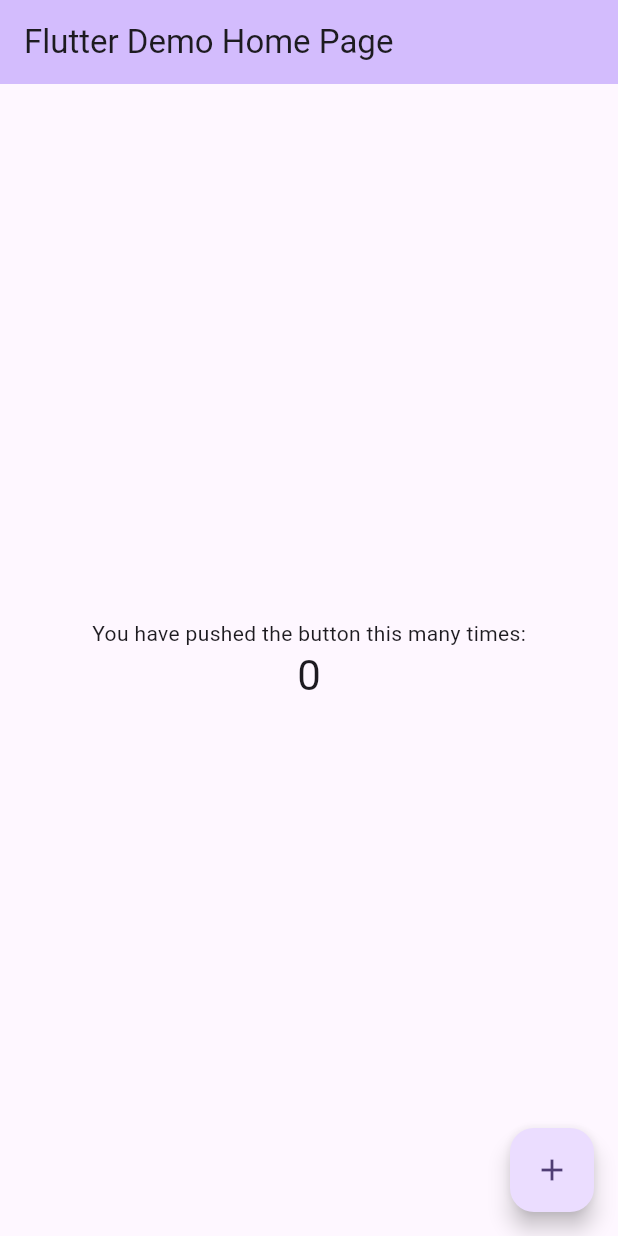
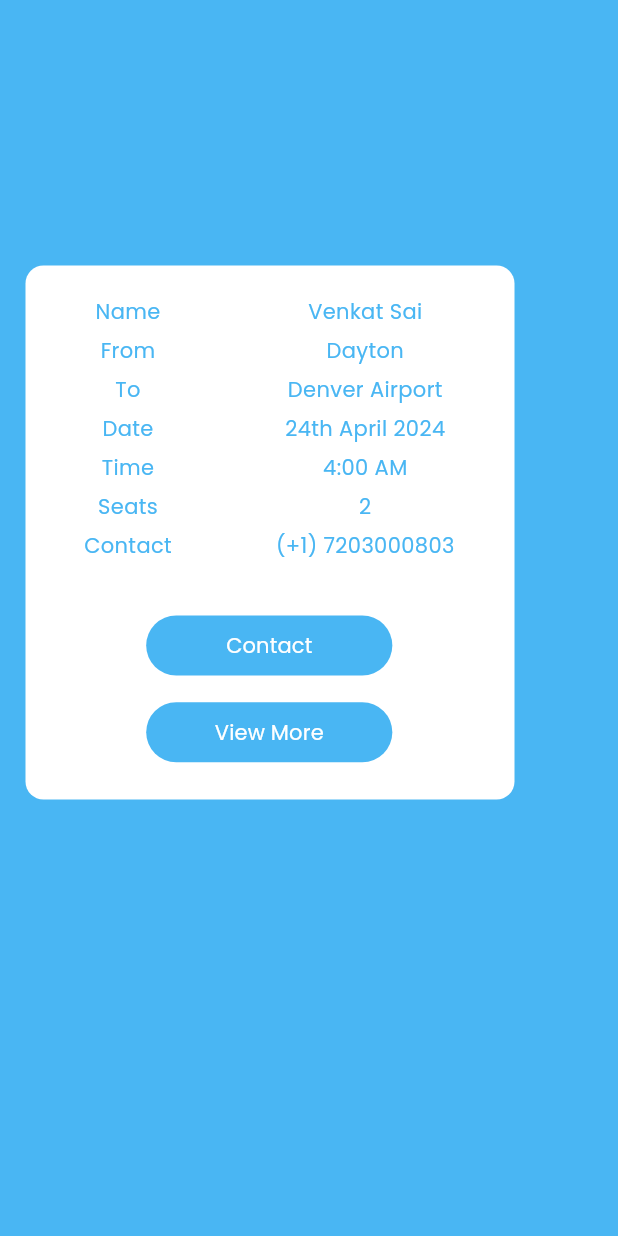
Before and after one commit to NewTab-Technnologies/Ride-Bhaiya, a Flutter app: the screen it shows after launch, on a phone screen of 412 x 824 dp. Run offline on Flutter 3.47's test engine with Material 3 defaults, Android fonts, the phone set to English and light mode, and no system bars.

Commit message:
Update-Schedule-Tile

```diff
--- a/lib/main.dart
+++ b/lib/main.dart
@@ -1,125 +1,21 @@
 import 'package:flutter/material.dart';
+import 'package:ridebhaiya/screens/request_ride_schedule_tile.dart';
 
-void main() {
+void main()
+{
   runApp(const MyApp());
 }
 
-class MyApp extends StatelessWidget {
+class MyApp extends StatelessWidget
+{
   const MyApp({super.key});
 
-  // This widget is the root of your application.
   @override
-  Widget build(BuildContext context) {
-    return MaterialApp(
-      title: 'Flutter Demo',
-      theme: ThemeData(
-        // This is the theme of your application.
-        //
-        // TRY THIS: Try running your application with "flutter run". You'll see
-        // the application has a purple toolbar. Then, without quitting the app,
-        // try changing the seedColor in the colorScheme below to Colors.green
-        // and then invoke "hot reload" (save your changes or press the "hot
-        // reload" button in a Flutter-supported IDE, or press "r" if you used
-        // the command line to start the app).
-        //
-        // Notice that the counter didn't reset back to zero; the application
-        // state is not lost during the reload. To reset the state, use hot
-        // restart instead.
-        //
-        // This works for code too, not just values: Most code changes can be
-        // tested with just a hot reload.
-        colorScheme: ColorScheme.fromSeed(seedColor: Colors.deepPurple),
-        useMaterial3: true,
-      ),
-      home: const MyHomePage(title: 'Flutter Demo Home Page'),
+  Widget build(BuildContext context)
+  {
+    return const MaterialApp
+    (
+      home: ScheduleTile(),
     );
   }
 }
-
-class MyHomePage extends StatefulWidget {
-  const MyHomePage({super.key, required this.title});
-
-  // This widget is the home page of your application. It is stateful, meaning
-  // that it has a State object (defined below) that contains fields that affect
-  // how it looks.
-
-  // This class is the configuration for the state. It holds the values (in this
-  // case the title) provided by the parent (in this case the App widget) and
-  // used by the build method of the State. Fields in a Widget subclass are
-  // always marked "final".
-
-  final String title;
-
-  @override
-  State<MyHomePage> createState() => _MyHomePageState();
-}
-
-class _MyHomePageState extends State<MyHomePage> {
-  int _counter = 0;
-
-  void _incrementCounter() {
-    setState(() {
-      // This call to setState tells the Flutter framework that something has
-      // changed in this State, which causes it to rerun the build method below
-      // so that the display can reflect the updated values. If we changed
-      // _counter without calling setState(), then the build method would not be
-      // called again, and so nothing would appear to happen.
-      _counter++;
-    });
-  }
-
-  @override
-  Widget build(BuildContext context) {
-    // This method is rerun every time setState is called, for instance as done
-    // by the _incrementCounter method above.
-    //
-    // The Flutter framework has been optimized to make rerunning build methods
-    // fast, so that you can just rebuild anything that needs updating rather
-    // than having to individually change instances of widgets.
-    return Scaffold(
-      appBar: AppBar(
-        // TRY THIS: Try changing the color here to a specific color (to
-        // Colors.amber, perhaps?) and trigger a hot reload to see the AppBar
-        // change color while the other colors stay the same.
-        backgroundColor: Theme.of(context).colorScheme.inversePrimary,
-        // Here we take the value from the MyHomePage object that was created by
-        // the App.build method, and use it to set our appbar title.
-        title: Text(widget.title),
-      ),
-      body: Center(
-        // Center is a layout widget. It takes a single child and positions it
-        // in the middle of the parent.
-        child: Column(
-          // Column is also a layout widget. It takes a list of children and
-          // arranges them vertically. By default, it sizes itself to fit its
-          // children horizontally, and tries to be as tall as its parent.
-          //
-          // Column has various properties to control how it sizes itself and
-          // how it positions its children. Here we use mainAxisAlignment to
-          // center the children vertically; the main axis here is the vertical
-          // axis because Columns are vertical (the cross axis would be
-          // horizontal).
-          //
-          // TRY THIS: Invoke "debug painting" (choose the "Toggle Debug Paint"
-          // action in the IDE, or press "p" in the console), to see the
-          // wireframe for each widget.
-          mainAxisAlignment: MainAxisAlignment.center,
-          children: <Widget>[
-            const Text(
-              'You have pushed the button this many times:',
-            ),
-            Text(
-              '$_counter',
-              style: Theme.of(context).textTheme.headlineMedium,
-            ),
-          ],
-        ),
-      ),
-      floatingActionButton: FloatingActionButton(
-        onPressed: _incrementCounter,
-        tooltip: 'Increment',
-        child: const Icon(Icons.add),
-      ), // This trailing comma makes auto-formatting nicer for build methods.
-    );
-  }
-}
--- /dev/null
+++ b/lib/screens/request_ride_schedule_tile.dart
@@ -0,0 +1,154 @@
+import 'package:flutter/material.dart';
+
+class ScheduleTile extends StatefulWidget
+{
+  const ScheduleTile ({super.key});
+
+  @override
+  State<ScheduleTile> createState() => _ScheduleTileState();
+}
+
+class _ScheduleTileState extends State<ScheduleTile>
+{
+  List <String> parameters = ["Name", "From", "To", "Date", "Time", "Seats", "Contact"];
+  List <String> values = ["Venkat Sai", "Dayton", "Denver Airport", "24th April 2024", "4:00 AM", "2", "(+1) 7203000803"];
+
+  @override
+  Widget build(BuildContext context)
+  {
+    return Scaffold
+    (
+      backgroundColor: const Color.fromRGBO(73,182,243, 1.000),
+      body: Stack
+      (
+        children:
+        [
+          Positioned
+          (
+            top: 173,
+            left: 13,
+            child: SizedBox
+            (
+              width: 334.0,
+              height: 364.0,
+              child: Card
+              (
+                elevation: 0.0,
+                color: const Color.fromRGBO(255,255,255,1.000),
+                child: Padding
+                (
+                  padding: const EdgeInsets.fromLTRB(34.67, 20.39, 35.66, 19.37),
+                  child: Column
+                  (
+                    mainAxisSize: MainAxisSize.min,
+                    children: <Widget>
+                    [
+                      Row
+                      (
+                        mainAxisAlignment: MainAxisAlignment.spaceEvenly,
+                        children: <Widget>
+                        [
+                          Column
+                          (
+                            mainAxisAlignment: MainAxisAlignment.center,
+                            children: parameters.map((p)
+                            {
+                              return Padding
+                              (
+                                padding: const EdgeInsets.only(bottom: 6.0),
+                                child: Text
+                                (
+                                  p,
+                                  style: const TextStyle
+                                  (
+                                    color: Color.fromRGBO(73,182,243, 1.000),
+                                    fontFamily: "Poppins",
+                                  ),
+                                )
+                              );
+                            }).toList(),
+                          ),
+                          const SizedBox(width: 60.6,),
+                          Column
+                          (
+                            mainAxisAlignment: MainAxisAlignment.center,
+                            children: <Widget>
+                            [
+                              Column(
+                                children: values.map((v)
+                                {
+                                  return Padding
+                                  (
+                                    padding: const EdgeInsets.only(bottom: 6.0),
+                                    child: Text
+                                    (
+                                      v,
+                                      style: const TextStyle
+                                      (
+                                        color: Color.fromRGBO(73,182,243, 1.000),
+                                        fontFamily: "Poppins",
+                                      )
+                                    ),
+                                  );
+                                }).toList(),
+                              )
+                            ],
+                          ),
+                        ],
+                      ),
+                      const SizedBox(height: 27),
+                      Column
+                      (
+                        children: <Widget>
+                        [
+                          TextButton
+                          (
+                            onPressed: () {},
+                            style: ButtonStyle
+                            (
+                              backgroundColor: MaterialStateProperty.all(const Color.fromRGBO(73,182,243, 1.000),),
+                              fixedSize: MaterialStateProperty.all(const Size(164.1, 32.63)),
+                            ),
+                            child: const Text
+                            (
+                              "Contact",
+                              style: TextStyle
+                              (
+                                color: Color.fromRGBO(255,255,255,1.000),
+                                fontFamily: "Poppins",
+                              ),
+                            ),
+                          ),
+                          const SizedBox(height: 9.74),
+
+                          TextButton
+                          (
+                            onPressed: () {},
+                            style: ButtonStyle
+                            (
+                              backgroundColor: MaterialStateProperty.all(const Color.fromRGBO(73,182,243, 1.000),),
+                              fixedSize: MaterialStateProperty.all(const Size(164.1, 32.63)),
+                            ),
+                            child: const Text
+                            (
+                              "View More",
+                              style: TextStyle
+                              (
+                                color: Color.fromRGBO(255,255,255,1.000),
+                                fontFamily: "Poppins",
+                              ),
+                            ),
+                          ),
+                        ],
+                      ),
+                    ],
+                  ),
+                ),
+              ),
+            ),
+          ),
+        ],
+      ),
+    );
+  }
+}
```
Also changed, not shown: pubspec.yaml (+5 -11 lines), fonts/Poppins-Regular.ttf (added).
